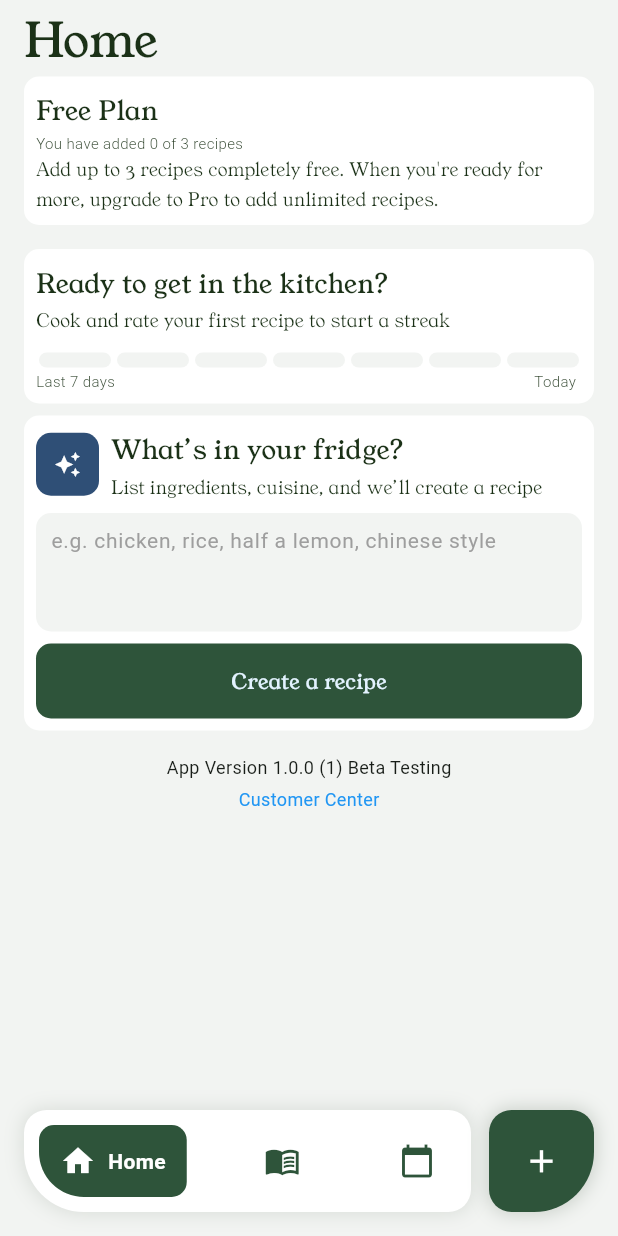
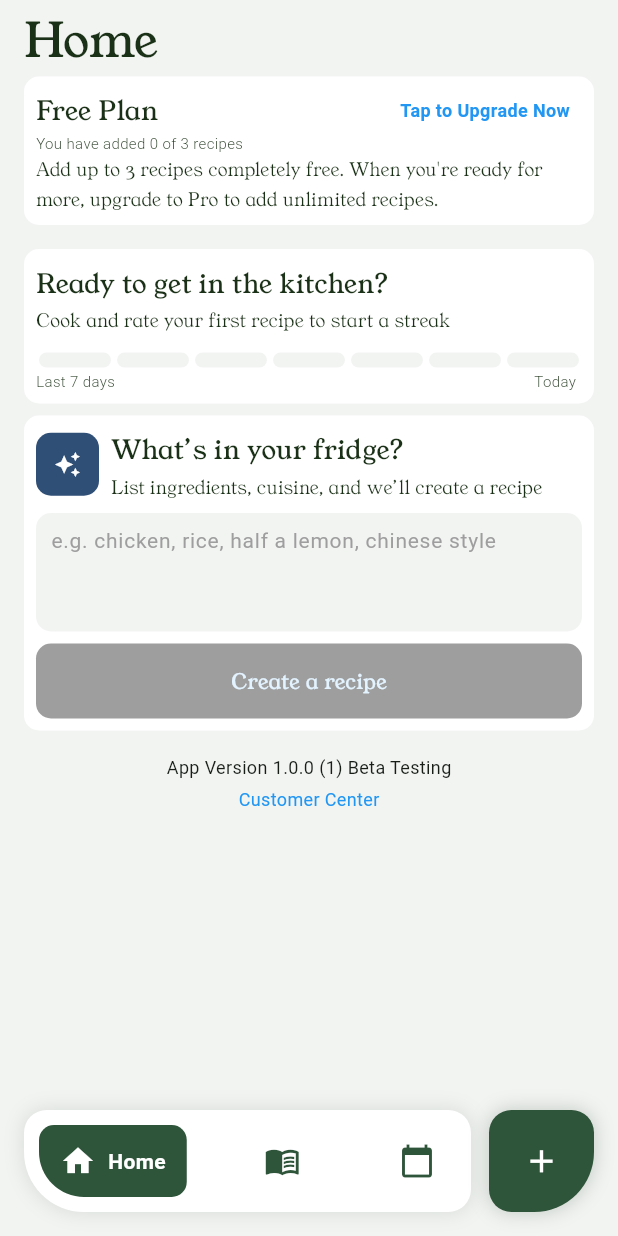
Before and after one commit to mattpidden/recipe_app, a Flutter app: the MainPage screen opened directly, on a phone screen of 412 x 824 dp. Run offline on Flutter 3.47's test engine with Material 3 defaults, Android fonts, the phone set to English and light mode, and no system bars; drawn by our look-alikes of google_nav_bar; our stand-ins replace audioplayers, cached_network_image, cloud_firestore, cloud_functions, confetti, firebase_analytics and 12 more; missing offline and left inert: google_mlkit_barcode_scanning, google_mlkit_text_recognition, purchases_flutter, purchases_ui_flutter, tutorial_coach_mark; accounts and stored records are empty; generated files the repository leaves out were written again; network calls fail.

Commit message:
tweaks to paywall loading

```diff
--- a/lib/components/fridge_ai_recipe_card.dart
+++ b/lib/components/fridge_ai_recipe_card.dart
@@ -5,7 +5,8 @@ import 'package:recipe_app/styles/colours.dart';
 import 'package:recipe_app/styles/text_styles.dart';
 
 class FridgeAiRecipeCard extends StatefulWidget {
-  const FridgeAiRecipeCard({super.key});
+  final bool hasPro;
+  const FridgeAiRecipeCard({super.key, required this.hasPro});
 
   @override
   State<FridgeAiRecipeCard> createState() => _FridgeAiRecipeCardState();
@@ -132,7 +133,7 @@ class _FridgeAiRecipeCardState extends State<FridgeAiRecipeCard> {
               borderRadius: BorderRadius.circular(10),
             ),
             child: TextField(
-              enabled: !_loading,
+              enabled: !_loading && widget.hasPro,
               controller: controller,
               maxLines: 3,
               textCapitalization: TextCapitalization.sentences,
@@ -149,11 +150,13 @@ class _FridgeAiRecipeCardState extends State<FridgeAiRecipeCard> {
 
           // CTA
           GestureDetector(
-            onTap: !_loading ? _handleCreate : null,
+            onTap: !_loading && widget.hasPro ? _handleCreate : null,
             child: Container(
               height: 50,
               decoration: BoxDecoration(
-                color: AppColors.primaryColour,
+                color: _loading || !widget.hasPro
+                    ? Colors.grey
+                    : AppColors.primaryColour,
                 borderRadius: BorderRadius.circular(10),
               ),
               child: Center(
--- a/lib/main_page.dart
+++ b/lib/main_page.dart
@@ -1,7 +1,6 @@
 import 'dart:math';
 import 'dart:ui';
 import 'package:cloud_firestore/cloud_firestore.dart' show FirebaseFirestore;
-import 'package:confetti/confetti.dart';
 import 'package:firebase_auth/firebase_auth.dart';
 import 'package:flutter/cupertino.dart';
 import 'package:flutter/foundation.dart';
@@ -35,7 +34,6 @@ class _MainPageState extends State<MainPage> with WidgetsBindingObserver {
   bool _hideNavBar = false;
   String? _pendingShared;
   bool _pushed = false;
-  late final ConfettiController _confettiController;
 
   void _toggleFab() => setState(() => _fabOpen = !_fabOpen);
   void _closeFab() => setState(() => _fabOpen = false);
@@ -162,9 +160,6 @@ class _MainPageState extends State<MainPage> with WidgetsBindingObserver {
       CookbookAndRecipePage(),
       PlanPage(),
     ];
-    _confettiController = ConfettiController(
-      duration: const Duration(seconds: 1),
-    );
 
     WidgetsBinding.instance.addPostFrameCallback((_) async {
       await _bootstrap();
@@ -186,7 +181,6 @@ class _MainPageState extends State<MainPage> with WidgetsBindingObserver {
   @override
   void dispose() {
     WidgetsBinding.instance.removeObserver(this);
-    _confettiController.dispose();
     super.dispose();
   }
 
@@ -433,23 +427,6 @@ class _MainPageState extends State<MainPage> with WidgetsBindingObserver {
                       ],
                     ),
                   ),
-                Align(
-                  alignment: Alignment.topCenter,
-                  child: ConfettiWidget(
-                    confettiController: _confettiController,
-                    blastDirection: pi / 2,
-                    emissionFrequency: 1,
-                    numberOfParticles: 10,
-                    gravity: 0.2,
-                    blastDirectionality: BlastDirectionality.explosive,
-                    colors: const [
-                      AppColors.primaryColour,
-                      Colors.blue,
-                      Colors.green,
-                      AppColors.accentColour1,
-                    ],
-                  ),
-                ),
               ],
             ),
             extendBody: true,
--- a/lib/pages/home_page.dart
+++ b/lib/pages/home_page.dart
@@ -1,3 +1,6 @@
+import 'dart:math';
+
+import 'package:confetti/confetti.dart';
 import 'package:flutter/material.dart';
 import 'package:package_info_plus/package_info_plus.dart';
 import 'package:provider/provider.dart';
@@ -22,6 +25,7 @@ class HomePage extends StatefulWidget {
 class _HomePageState extends State<HomePage> {
   String appVersion = "";
   bool _hasPro = false;
+  late final ConfettiController _confettiController;
 
   Future<void> _getAppVersion() async {
     final packageInfo = await PackageInfo.fromPlatform();
@@ -47,14 +51,36 @@ class _HomePageState extends State<HomePage> {
   Future<void> _presentPaywallIfNeeded() async {
     final result = await RevenueCatUI.presentPaywallIfNeeded("RecipeApp Pro");
     debugPrint("Paywall result: $result");
-    _checkProStatus();
+    await _checkProStatus();
+    if (_hasPro) {
+      _confettiController.play();
+      if (!mounted) return;
+      ScaffoldMessenger.of(context).showSnackBar(
+        const SnackBar(
+          content: Text(
+            'Welcome to Pro, lets cook 👀',
+            style: TextStyles.smallHeadingSecondary,
+          ),
+          backgroundColor: AppColors.primaryColour,
+        ),
+      );
+    }
   }
 
   @override
   void initState() {
     super.initState();
+    _confettiController = ConfettiController(
+      duration: const Duration(seconds: 1),
+    );
     _getAppVersion();
     _checkProStatus();
+  }
+
+  @override
+  void dispose() {
+    _confettiController.dispose();
+    super.dispose();
   }
 
   @override
@@ -64,7 +90,9 @@ class _HomePageState extends State<HomePage> {
         _checkProStatus();
         return Scaffold(
           backgroundColor: AppColors.backgroundColour,
-          body: SafeArea(
+          body: Stack(
+            children: [
+              SafeArea(
                 bottom: false,
                 child: GestureDetector(
                   behavior: HitTestBehavior.translucent,
@@ -107,11 +135,27 @@ class _HomePageState extends State<HomePage> {
                                         crossAxisAlignment:
                                             CrossAxisAlignment.start,
                                         children: [
-                                      const Text(
+                                          Row(
+                                            children: [
+                                              Expanded(
+                                                child: const Text(
                                                   "Free Plan",
                                                   style: TextStyles.subheading,
                                                   maxLines: 1,
-                                        overflow: TextOverflow.ellipsis,
+                                                  overflow:
+                                                      TextOverflow.ellipsis,
+                                                ),
+                                              ),
+                                              Text(
+                                                "Tap to Upgrade Now",
+                                                style: TextStyle(
+                                                  color: Colors.blue,
+                                                  fontSize: 12,
+                                                  fontWeight: FontWeight.bold,
+                                                ),
+                                              ),
+                                              const SizedBox(width: 8),
+                                            ],
                                           ),
                                           Text(
                                             notifier.totalRecipesAdded >= 3
@@ -121,7 +165,7 @@ class _HomePageState extends State<HomePage> {
                                           ),
                                           Text(
                                             notifier.totalRecipesAdded >= 3
-                                            ? "Upgrade to Pro to add unlimited recipes. Start with a 14-day free trial."
+                                                ? "Upgrade to Pro to add unlimited recipes. Start with a 14 day free trial."
                                                 : "Add up to 3 recipes completely free. When you're ready for more, upgrade to Pro to add unlimited recipes.",
                                             style: TextStyles.bodyTextPrimary,
                                           ),
@@ -131,18 +175,24 @@ class _HomePageState extends State<HomePage> {
                                   ),
                                 ),
                               if (!_hasPro) const SizedBox(height: 8),
-                          TodaysPlannedMealCard(navToPlan: widget.navToPlan),
+                              TodaysPlannedMealCard(
+                                navToPlan: widget.navToPlan,
+                              ),
                               const SizedBox(height: 8),
                               Padding(
-                            padding: const EdgeInsets.symmetric(horizontal: 16),
+                                padding: const EdgeInsets.symmetric(
+                                  horizontal: 16,
+                                ),
                                 child: const CookingMomentumCard(),
                               ),
                               const SizedBox(height: 8),
-                          FridgeAiRecipeCard(),
+                              FridgeAiRecipeCard(hasPro: _hasPro),
                               const SizedBox(height: 8),
 
                               Padding(
-                            padding: const EdgeInsets.symmetric(horizontal: 16),
+                                padding: const EdgeInsets.symmetric(
+                                  horizontal: 16,
+                                ),
                                 child: RecentCookedCard(),
                               ),
                               const SizedBox(height: 8),
@@ -182,6 +232,25 @@ class _HomePageState extends State<HomePage> {
                   ),
                 ),
               ),
+              Align(
+                alignment: Alignment.topCenter,
+                child: ConfettiWidget(
+                  confettiController: _confettiController,
+                  blastDirection: pi / 2,
+                  emissionFrequency: 1,
+                  numberOfParticles: 10,
+                  gravity: 0.2,
+                  blastDirectionality: BlastDirectionality.explosive,
+                  colors: const [
+                    AppColors.primaryColour,
+                    Colors.blue,
+                    Colors.green,
+                    AppColors.accentColour1,
+                  ],
+                ),
+              ),
+            ],
+          ),
         );
       },
     );
```
Also changed, not shown: lib/pages/add_recipe_manually_page.dart (+46 -42 lines). Lines whose indentation alone changed are shown as unchanged.
